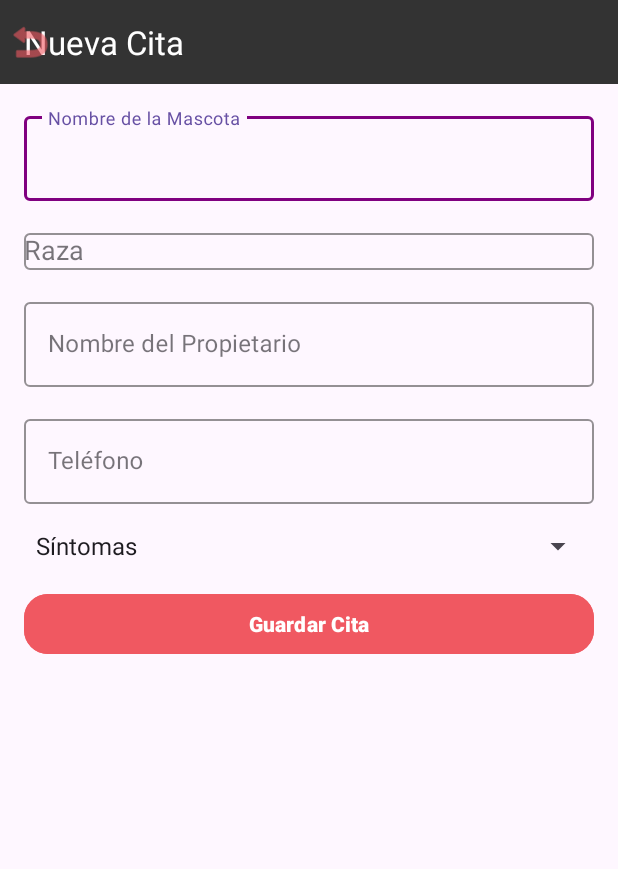
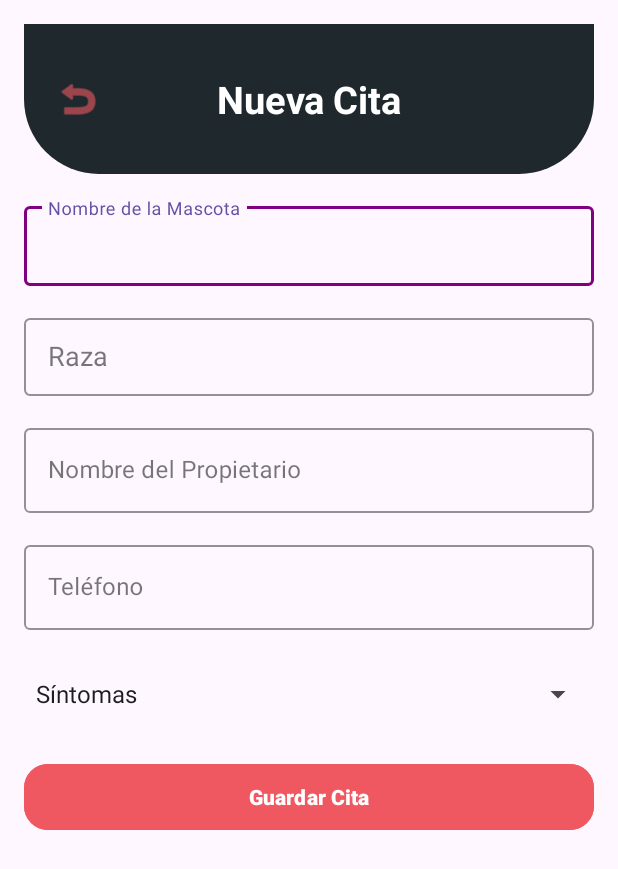
Before and after one commit to Carlos-39/equipoCatorce, an Android app: the screen it shows after launch (MainActivity), on a phone screen of 412 x 824 dp. Shown: the top 869 px of the screen. Run offline under Robolectric (Android 15) with nearby library versions, the phone set to English and light mode, and no system bars; 1 statement that could not run was skipped.

Commit message:
acomodando sangria de Raza (trabajando con Laura)

```diff
--- a/app/src/main/res/layout/fragment_nueva_cita.xml
+++ b/app/src/main/res/layout/fragment_nueva_cita.xml
@@ -2,6 +2,7 @@
 <androidx.constraintlayout.widget.ConstraintLayout
     xmlns:android="http://schemas.android.com/apk/res/android"
     xmlns:app="http://schemas.android.com/apk/res-auto"
+    xmlns:tools="http://schemas.android.com/tools"
     android:layout_width="match_parent"
     android:layout_height="match_parent">
 
@@ -9,15 +10,25 @@
     <androidx.appcompat.widget.Toolbar
         android:id="@+id/toolbarNuevaCita"
         android:layout_width="0dp"
-        android:layout_height="56dp"
-        android:background="#333333"
-        app:title="@string/title_nueva_cita"
-        app:titleTextColor="@android:color/white"
+        android:layout_height="100dp"
+        android:background="@drawable/toolbar"
+        android:elevation="6dp"
+        android:padding="12dp"
         app:layout_constraintTop_toTopOf="parent"
         app:layout_constraintStart_toStartOf="parent"
-        app:layout_constraintEnd_toEndOf="parent" />
+        app:layout_constraintEnd_toEndOf="parent"
+        android:layout_margin="16dp">
 
-    <!-- Flecha de atrás -->
+        <TextView
+            android:id="@+id/toolbarTitle"
+            android:layout_width="wrap_content"
+            android:layout_height="wrap_content"
+            android:layout_gravity="center"
+            android:text="@string/title_nueva_cita"
+            android:textColor="@android:color/white"
+            android:textSize="25sp"
+            android:textStyle="bold"/>
+
         <ImageButton
             android:id="@+id/btnBack"
             android:layout_width="40dp"
@@ -25,10 +36,9 @@
             android:background="@android:color/transparent"
             android:src="@android:drawable/ic_menu_revert"
             android:contentDescription="@string/back"
-        app:layout_constraintTop_toTopOf="@id/toolbarNuevaCita"
-        app:layout_constraintBottom_toBottomOf="@id/toolbarNuevaCita"
-        app:layout_constraintStart_toStartOf="parent"
-        app:tint="#F05861" />
+            android:layout_gravity="start|center_vertical"
+            app:tint="#F05861"/>
+    </androidx.appcompat.widget.Toolbar>
 
     <!-- Nombre de la mascota -->
     <com.google.android.material.textfield.TextInputLayout
@@ -49,7 +59,7 @@
         <com.google.android.material.textfield.TextInputEditText
             android:id="@+id/editTextNombreMascota"
             android:layout_width="match_parent"
-            android:layout_height="wrap_content"
+            android:layout_height="53dp"
             android:inputType="textPersonName"
             android:maxLength="15" />
     </com.google.android.material.textfield.TextInputLayout>
@@ -63,6 +73,7 @@
         android:hint="@string/hint_raza"
         app:boxStrokeColor="#800080"
         app:boxStrokeWidthFocused="2dp"
+        app:boxCollapsedPaddingTop="8dp"
         app:layout_constraintTop_toBottomOf="@id/inputLayoutNombreMascota"
         app:layout_constraintStart_toStartOf="parent"
         app:layout_constraintEnd_toEndOf="parent"
@@ -73,9 +84,11 @@
         <AutoCompleteTextView
             android:id="@+id/inputRaza"
             android:layout_width="match_parent"
-            android:layout_height="wrap_content"
-            android:inputType="text" />
+            android:layout_height="52dp"
+            android:inputType="text"
+            android:paddingStart="16dp" />
     </com.google.android.material.textfield.TextInputLayout>
+
 
     <!-- Nombre del propietario -->
     <com.google.android.material.textfield.TextInputLayout
@@ -129,7 +142,7 @@
     <Spinner
         android:id="@+id/spinnerSintomas"
         android:layout_width="0dp"
-        android:layout_height="wrap_content"
+        android:layout_height="53dp"
         app:layout_constraintTop_toBottomOf="@id/inputLayoutTelefono"
         app:layout_constraintStart_toStartOf="parent"
         app:layout_constraintEnd_toEndOf="parent"
@@ -141,7 +154,7 @@
     <com.google.android.material.button.MaterialButton
         android:id="@+id/btnGuardarCita"
         android:layout_width="0dp"
-        android:layout_height="wrap_content"
+        android:layout_height="52dp"
         android:text="@string/guardar_cita"
         android:textColor="@android:color/white"
         android:textStyle="bold"
@@ -156,5 +169,4 @@
         android:layout_margin="16dp"
         android:enabled="false"/>
 
-
 </androidx.constraintlayout.widget.ConstraintLayout>
--- a/app/src/main/res/values/strings.xml
+++ b/app/src/main/res/values/strings.xml
@@ -7,6 +7,4 @@
     <string name="hint_nombre_propietario">Nombre del Propietario</string>
     <string name="hint_telefono">Teléfono</string>
     <string name="guardar_cita">Guardar Cita</string>
-    <!-- TODO: Remove or change this placeholder text -->
-    <string name="hello_blank_fragment">Hello blank fragment</string>
 </resources>
```
Lines whose indentation alone changed are shown as unchanged.
